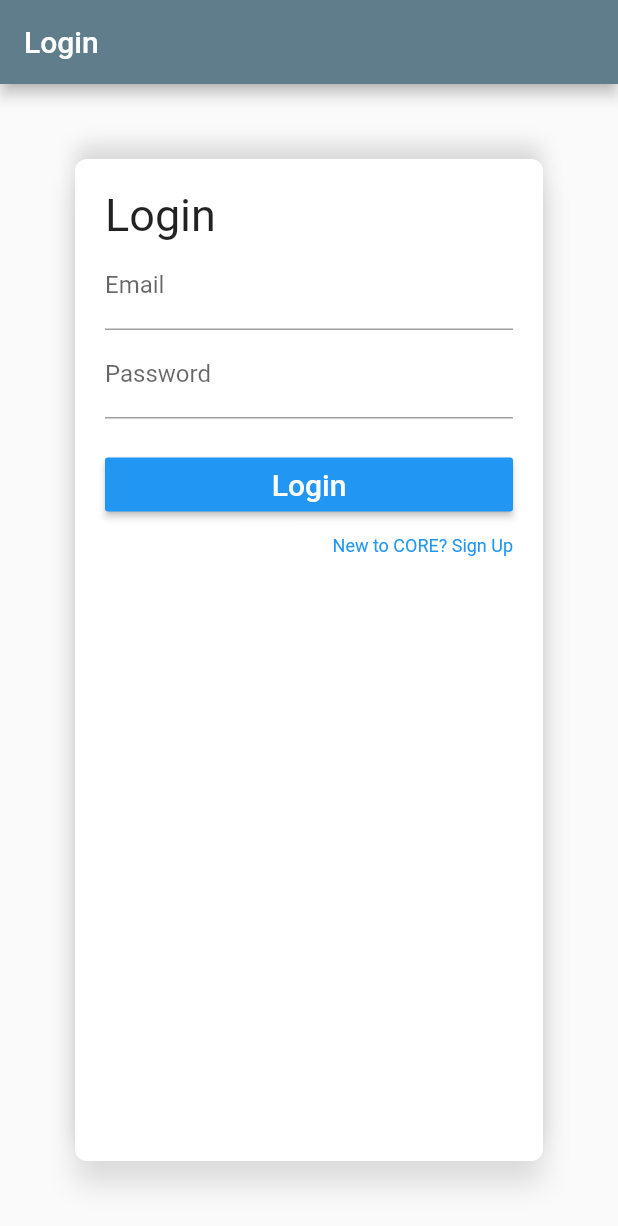
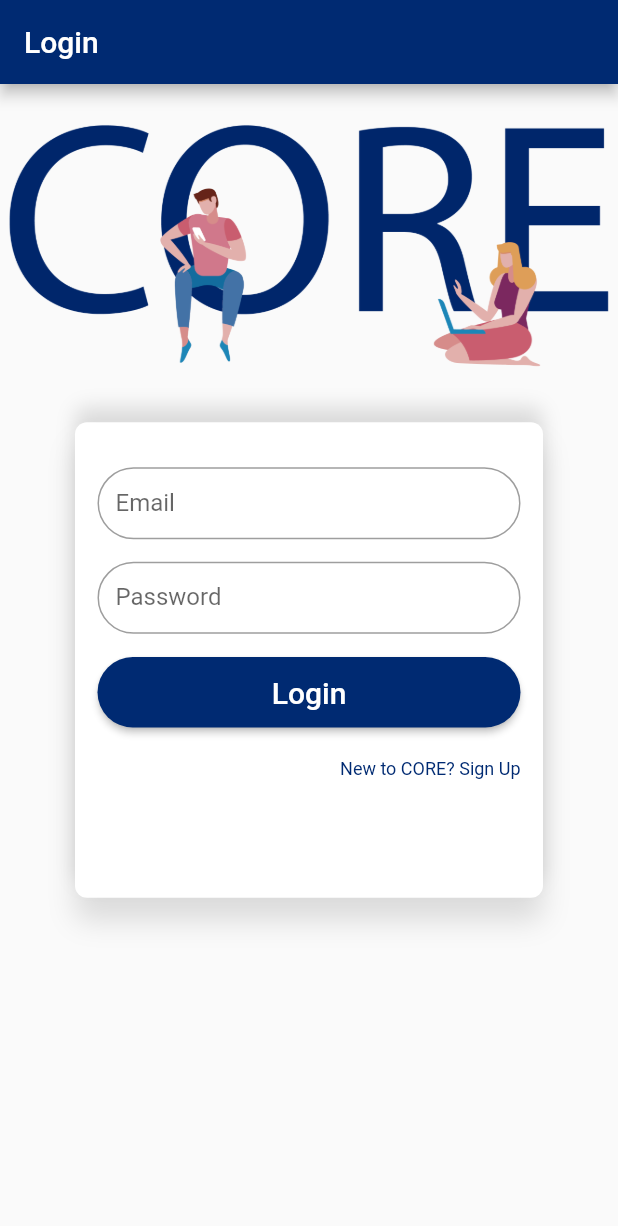
Before and after one commit to softeng-feup/open-cx-mib-refugees, a Flutter app: the screen it shows after launch, on a phone screen of 412 x 824 dp. Shown: the top 1226 px of the screen. Run offline on Flutter 3.47's test engine with Material 2 defaults, Android fonts, the light colour scheme and no system bars; our stand-ins replace firebase_database, percent_indicator; missing offline and left inert: grouped_buttons; accounts and stored records are empty.

Commit message:
pretty login

```diff
--- a/CORE/lib/main.dart
+++ b/CORE/lib/main.dart
@@ -1,7 +1,5 @@
-//import 'package:core/screens/initial.dart';
 import 'package:core/screens/login.dart';
 import 'package:flutter/material.dart';
-//import 'package:firebase_database/firebase_database.dart';
 
 void main() {
   runApp(MyApp());
@@ -16,9 +14,8 @@ class MyApp extends StatelessWidget {
       title: 'CORE',
       debugShowCheckedModeBanner: false,
       theme: ThemeData(
-          primarySwatch: Colors.blueGrey
+        primaryColor: Color(0xFF002A72)
       ),
-      //home: Initial(),
       home: LoginPage(),
     );
   }
--- a/CORE/lib/screens/login.dart
+++ b/CORE/lib/screens/login.dart
@@ -24,8 +24,7 @@ class _LoginPageState extends State<LoginPage> {
 
   void validateAndSubmit() async {
     if (validateAndSave()) {
-      try {
-        // code here
+      try { // code here
         Navigator.push(
           context,
           MaterialPageRoute(builder: (context) => Initial()),
@@ -41,10 +40,15 @@ class _LoginPageState extends State<LoginPage> {
   @override
   Widget build(BuildContext context) {
     return new Scaffold(
+        resizeToAvoidBottomPadding: false,
         appBar: new AppBar(
           title: new Text('Login'),
         ),
-        body: new Container(
+        body: Stack(
+          children: <Widget>[
+            Center(
+              child: new Container(
+                  height: MediaQuery.of(context).size.height / 2.6,
                   margin: EdgeInsets.all(50.0),
                   decoration: BoxDecoration(
                       color: Colors.white,
@@ -58,20 +62,26 @@ class _LoginPageState extends State<LoginPage> {
                             color: Colors.black12,
                             offset: Offset(0.0, -10.0),
                             blurRadius: 10.0),
-                ]),
+                      ]
+                  ),
                   child: Padding(
-              padding: EdgeInsets.all(20.0),
+                      padding: EdgeInsets.all(15.0),
                       child: new Form(
                         key: formKey,
                         child: new Column(
                           crossAxisAlignment: CrossAxisAlignment.stretch,
                           children: <Widget>[
-                      Text("Login",
-                      style: TextStyle(
-                        fontSize: 30,
-                      )),
-                      new TextFormField(
+                            new Container(
+                              margin: EdgeInsets.only(top: 15.0),
+                              child: new TextFormField(
                                 decoration: new InputDecoration(
+                                    contentPadding: const EdgeInsets.all(12.0),
+                                    fillColor: Colors.white,
+                                    border: new OutlineInputBorder(
+                                      borderRadius: new BorderRadius.circular(25.0),
+                                      borderSide: new BorderSide(
+                                      ),
+                                    ),
                                     hintText: 'Enter your email',
                                     hintStyle: TextStyle(
                                       color: Colors.grey, fontSize: 12,
@@ -81,30 +91,43 @@ class _LoginPageState extends State<LoginPage> {
                                 validator: (value) => value.isEmpty ? 'Email can\'t be empty' : null,
                                 onSaved: (value) => _email = value,
                               ),
-                      new TextFormField(
+                            ),
+                            new Container(
+                              margin: EdgeInsets.only(top: 15.0),
+                              child: new TextFormField(
                                 decoration: new InputDecoration(
+                                  contentPadding: const EdgeInsets.all(12.0),
+                                  fillColor: Colors.white,
+                                  border: new OutlineInputBorder(
+                                    borderRadius: new BorderRadius.circular(25.0),
+                                    borderSide: new BorderSide(
+                                    ),
+                                  ),
                                   hintText: 'Enter your password',
                                   hintStyle: TextStyle(
                                     color: Colors.grey, fontSize: 12,
                                   ),
-                            labelText: 'Password'
+                                  labelText: 'Password',
                                 ),
                                 obscureText: true,
                                 validator: (value) => value.isEmpty ? 'Password can\'t be empty' : null,
                                 onSaved: (value) => _password = value,
                               ),
+                            ),
                             new Container(
-                        margin: EdgeInsets.only(top: 20.0),
+                              margin: EdgeInsets.only(top: 15.0),
                               child: new RaisedButton(
+                                padding: EdgeInsets.symmetric(vertical: 12.0),
                                 onPressed: () {
                                   validateAndSubmit();
                                 },
+                                  shape: RoundedRectangleBorder(borderRadius: new BorderRadius.circular(25.0)),
                                 child: new Text('Login', style: new TextStyle(color: Colors.white, fontSize: 20)),
-                          color: Colors.blue,
+                                color: new Color(0xFF002A72),
                               ),
                             ),
                             new Container(
-                        margin: EdgeInsets.only(top: 10.0),
+                                margin: EdgeInsets.only(top: 20.0),
                                 child:
                                 Row(
                                   mainAxisAlignment: MainAxisAlignment.end,
@@ -112,7 +135,7 @@ class _LoginPageState extends State<LoginPage> {
                                     Text(
                                       "New to CORE? Sign Up",
                                       style: TextStyle(
-                                color: Colors.blue,
+                                        color: new Color(0xFF002A72),
                                         fontSize: 12,
                                       ),
                                     )
@@ -124,6 +147,10 @@ class _LoginPageState extends State<LoginPage> {
                       )
                   )
               )
+            ),
+            Image.asset("images/core.png"),
+          ],
+        )
     );
   }
 }
--- a/CORE/pubspec.yaml
+++ b/CORE/pubspec.yaml
@@ -51,6 +51,7 @@ flutter:
   assets:
     - images/porto.PNG
     - images/cover.png
+    - images/core.png
   #  - images/a_dot_ham.jpeg
 
   # An image asset can refer to one or more resolution-specific "variants", see
```
Also changed, not shown: CORE/images/core.png (added). Lines whose indentation alone changed are shown as unchanged.
